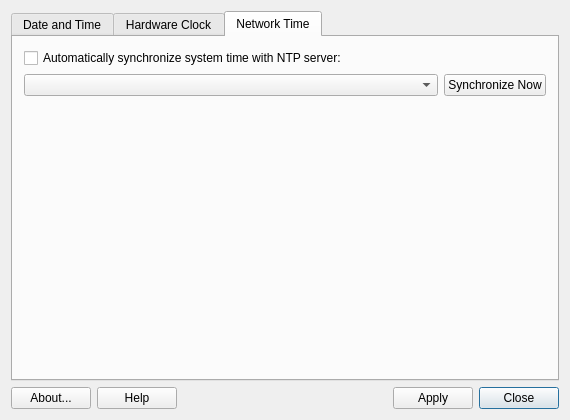
MX-Linux/mx-datetime, file datetime.ui: the form before one commit.
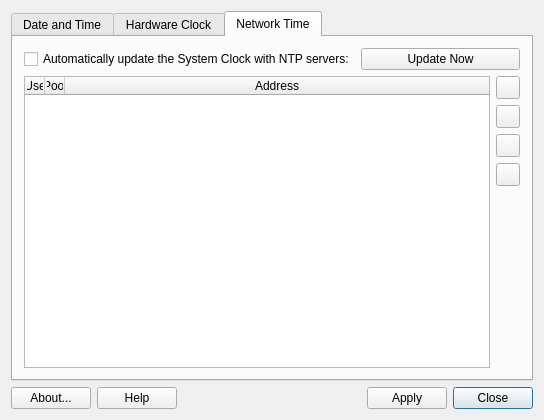
The form after the commit. The open tabs and pages were chosen to show the change. Icons and pictures are not drawn. Custom widgets are drawn as their Qt base class.

Commit message: Revamped the NTP GUI.

What changed in the file:
```diff
--- a/datetime.ui
+++ b/datetime.ui
@@ -6,7 +6,7 @@
    <rect>
     <x>0</x>
     <y>0</y>
-    <width>570</width>
+    <width>544</width>
     <height>420</height>
    </rect>
   </property>
@@ -370,41 +370,112 @@
        <string>Network Time</string>
       </attribute>
       <layout class="QGridLayout" name="gridLayout_5">
-       <item row="1" column="0">
-        <widget class="QComboBox" name="comboBox">
-         <property name="sizePolicy">
-          <sizepolicy hsizetype="Expanding" vsizetype="Fixed">
-           <horstretch>0</horstretch>
-           <verstretch>0</verstretch>
-          </sizepolicy>
+       <item row="5" column="1">
+        <widget class="QToolButton" name="btnServerMoveDown">
+         <property name="toolTip">
+          <string>Move the selected item down</string>
          </property>
         </widget>
        </item>
-       <item row="2" column="0">
-        <spacer name="verticalSpacer_2">
+       <item row="4" column="1">
+        <widget class="QToolButton" name="btnServerMoveUp">
+         <property name="toolTip">
+          <string>Move the selected item up</string>
+         </property>
+         <property name="icon">
+          <iconset theme="up">
+           <normaloff>.</normaloff>.</iconset>
+         </property>
+        </widget>
+       </item>
+       <item row="3" column="1">
+        <widget class="QToolButton" name="btnServerRemove">
+         <property name="toolTip">
+          <string>Remove the current item from the list</string>
+         </property>
+         <property name="icon">
+          <iconset theme="remove">
+           <normaloff>.</normaloff>.</iconset>
+         </property>
+        </widget>
+       </item>
+       <item row="2" column="1">
+        <widget class="QToolButton" name="btnServerAdd">
+         <property name="toolTip">
+          <string>Add an item to the list</string>
+         </property>
+         <property name="icon">
+          <iconset theme="add">
+           <normaloff>.</normaloff>.</iconset>
+         </property>
+        </widget>
+       </item>
+       <item row="6" column="1">
+        <spacer name="verticalSpacer">
          <property name="orientation">
           <enum>Qt::Vertical</enum>
          </property>
          <property name="sizeHint" stdset="0">
           <size>
            <width>20</width>
-           <height>238</height>
+           <height>40</height>
           </size>
          </property>
         </spacer>
        </item>
-       <item row="1" column="1" colspan="2">
-        <widget class="QPushButton" name="btnSyncNTP">
-         <property name="text">
-          <string>Synchronize Now</string>
-         </property>
-        </widget>
+       <item row="1" column="0" colspan="2">
+        <layout class="QHBoxLayout" name="horizontalLayout_8">
+         <item>
+          <widget class="QCheckBox" name="chkAutoSync">
+           <property name="text">
+            <string>Automatically update the System Clock with NTP servers:</string>
+           </property>
+          </widget>
+         </item>
+         <item>
+          <widget class="QPushButton" name="btnSyncNow">
+           <property name="toolTip">
+            <string>Immediately update the system clock with NTP servers.</string>
+           </property>
+           <property name="text">
+            <string>Update Now</string>
+           </property>
+          </widget>
+         </item>
+        </layout>
        </item>
-       <item row="0" column="0" colspan="3">
-        <widget class="QCheckBox" name="chkNTP">
-         <property name="text">
-          <string>Automatically synchronize system time with NTP server:</string>
+       <item row="2" column="0" rowspan="5">
+        <widget class="QTableWidget" name="tblServers">
+         <property name="toolTip">
+          <string>List of NTP servers to use.</string>
          </property>
+         <property name="selectionBehavior">
+          <enum>QAbstractItemView::SelectRows</enum>
+         </property>
+         <attribute name="horizontalHeaderDefaultSectionSize">
+          <number>10</number>
+         </attribute>
+         <attribute name="horizontalHeaderMinimumSectionSize">
+          <number>10</number>
+         </attribute>
+         <attribute name="horizontalHeaderStretchLastSection">
+          <bool>true</bool>
+         </attribute>
+         <column>
+          <property name="text">
+           <string>Use</string>
+          </property>
+         </column>
+         <column>
+          <property name="text">
+           <string>Pool</string>
+          </property>
+         </column>
+         <column>
+          <property name="text">
+           <string>Address</string>
+          </property>
+         </column>
         </widget>
        </item>
       </layout>
```
Left out of the diff: 86 changed lines with no effect on the pictures. The commit also changes 2 other files.
